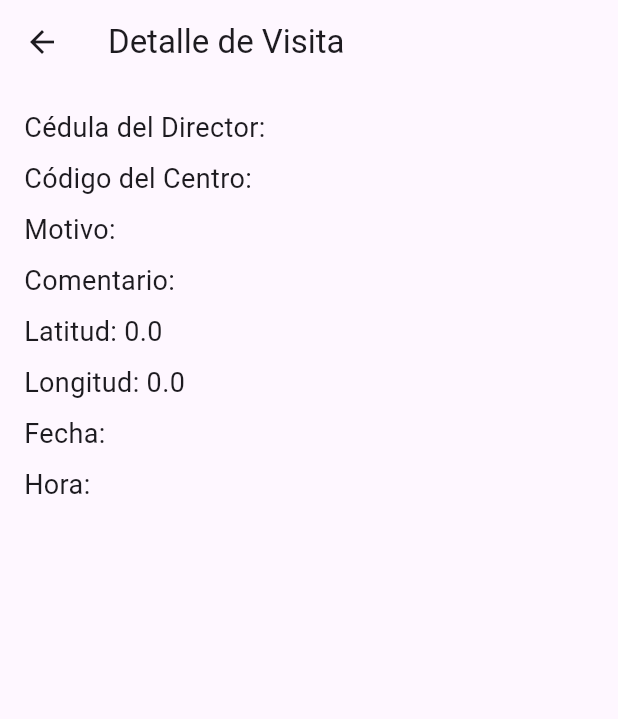
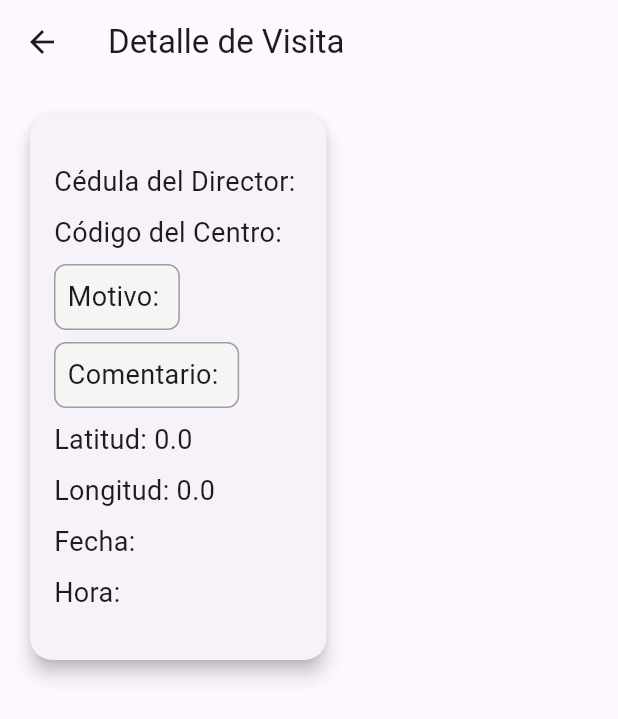
Before and after one commit to RoaMrx12/Final-APP, a Flutter app: the DetalleVisitaPage screen opened directly with empty values, on a phone screen of 412 x 824 dp. Shown: the top 719 px of the screen. Run offline on Flutter 3.47's test engine with Material 3 defaults, Android fonts, the phone set to English and light mode, and no system bars; our stand-ins replace audioplayers, geolocator, image_picker, permission_handler, sqflite, youtube_player_flutter; missing offline and left inert: record; accounts and stored records are empty.

Commit message:
cambios en registros de visitas y ver detalles de visitas

```diff
--- a/centro/lib/models/detalleVisita.dart
+++ b/centro/lib/models/visitas/detalleVisita.dart
@@ -30,18 +30,18 @@ class DetalleVisita {
   });
 
   factory DetalleVisita.fromMap(Map<String, dynamic> json) => DetalleVisita(
-    id: json["id"],
+    id: json["id"] != null ? int.tryParse(json["id"].toString()) : null,
     cedulaDirector: json["cedula_director"],
     codigoCentro: json["codigo_centro"],
     motivo: json["motivo"],
     fotoEvidenciaPath: json["foto_evidencia"],
     comentario: json["comentario"],
     notaVozPath: json["nota_voz"],
-    latitud: json["latitud"],
-    longitud: json["longitud"],
+    latitud: json["latitud"] is String ? double.parse(json["latitud"]) : json["latitud"],
+    longitud: json["longitud"] is String ? double.parse(json["longitud"]) : json["longitud"],
     fecha: json["fecha"],
     hora: json["hora"],
-    usuarioId: json["usuario_id"],
+    usuarioId: int.parse(json["usuario_id"].toString()),
   );
 
   Map<String, dynamic> toMap() => {
--- a/centro/lib/models/visita.dart
+++ b/centro/lib/models/visitas/visita.dart
@@ -30,7 +30,7 @@ class Visita {
   });
 
   factory Visita.fromMap(Map<String, dynamic> json) => Visita(
-  id: json["id"],
+    id: json["id"] is int ? json["id"] : int.tryParse(json["id"] ?? '0'),
     cedulaDirector: json["cedulaDirector"],
     codigoCentro: json["codigoCentro"],
     motivo: json["motivo"],
--- a/centro/lib/pages/info/clima_page.dart
+++ b/centro/lib/pages/info/clima_page.dart
@@ -77,7 +77,7 @@ class _ClimaPageState extends State<ClimaPage> {
                       mainAxisAlignment: MainAxisAlignment.center,
                       children: [
                         Icon(
-                          _weatherIcon ?? Icons.cloud,
+                          Icons.cloud,
                           size: 100,
                           color: Colors.blueAccent,
                         ),
--- a/centro/lib/pages/login/recuperar_clave_page.dart
+++ b/centro/lib/pages/login/recuperar_clave_page.dart
@@ -1,4 +1,4 @@
-import 'package:centro/models/recuperar_clave_request.dart';
+import 'package:centro/models/requests/recuperar_clave_request.dart';
 import 'package:centro/services/api_service.dart';
 import 'package:flutter/material.dart';
 import 'package:http/http.dart' as http;
--- a/centro/lib/pages/visitas/detalle_visita.dart
+++ b/centro/lib/pages/visitas/detalle_visita.dart
@@ -1,7 +1,8 @@
-import 'package:centro/models/detalleVisita.dart';
+import 'package:centro/models/visitas/detalleVisita.dart';
 import 'package:flutter/material.dart';
 import 'package:audioplayers/audioplayers.dart';
 import 'dart:io';
+import 'package:permission_handler/permission_handler.dart';
 
 class DetalleVisitaPage extends StatelessWidget {
   final DetalleVisita detalleVisita;
@@ -19,6 +20,34 @@ class DetalleVisitaPage extends StatelessWidget {
       body: Padding(
         padding: const EdgeInsets.all(16.0),
         child: SingleChildScrollView(
+          child: Card(
+            elevation: 5,
+            shape: RoundedRectangleBorder(
+              borderRadius: BorderRadius.circular(15.0),
+            ),
+            child: Column(
+              crossAxisAlignment: CrossAxisAlignment.start,
+              children: [
+                if (detalleVisita.fotoEvidenciaPath != null && detalleVisita.fotoEvidenciaPath!.isNotEmpty)
+                  LayoutBuilder(
+                    builder: (context, constraints) {
+                      return Container(
+                        width: constraints.maxWidth,
+                        child: Image.file(
+                          File(detalleVisita.fotoEvidenciaPath!),
+                          fit: BoxFit.cover,
+                          errorBuilder: (BuildContext context, Object error, StackTrace? stackTrace) {
+                            return Center(
+                              child: Icon(Icons.picture_in_picture, size: 100, color: Colors.grey),
+                            );
+                          },
+                        ),
+                      );
+                    },
+                  ),
+                SizedBox(height: 16),
+                Padding(
+                  padding: const EdgeInsets.all(16.0),
                   child: Column(
                     crossAxisAlignment: CrossAxisAlignment.start,
                     children: [
@@ -26,9 +55,25 @@ class DetalleVisitaPage extends StatelessWidget {
                       SizedBox(height: 8),
                       Text('Código del Centro: ${detalleVisita.codigoCentro}', style: TextStyle(fontSize: 18)),
                       SizedBox(height: 8),
-              Text('Motivo: ${detalleVisita.motivo}', style: TextStyle(fontSize: 18)),
+                      Container(
+                        padding: const EdgeInsets.all(8.0),
+                        decoration: BoxDecoration(
+                          color: Colors.grey[100],
+                          borderRadius: BorderRadius.circular(8.0),
+                          border: Border.all(color: Colors.grey),
+                        ),
+                        child: Text('Motivo: ${detalleVisita.motivo}', style: TextStyle(fontSize: 18)),
+                      ),
                       SizedBox(height: 8),
-              Text('Comentario: ${detalleVisita.comentario}', style: TextStyle(fontSize: 18)),
+                      Container(
+                        padding: const EdgeInsets.all(8.0),
+                        decoration: BoxDecoration(
+                          color: Colors.grey[100],
+                          borderRadius: BorderRadius.circular(8.0),
+                          border: Border.all(color: Colors.grey),
+                        ),
+                        child: Text('Comentario: ${detalleVisita.comentario}', style: TextStyle(fontSize: 18)),
+                      ),
                       SizedBox(height: 8),
                       Text('Latitud: ${detalleVisita.latitud}', style: TextStyle(fontSize: 18)),
                       SizedBox(height: 8),
@@ -38,17 +83,29 @@ class DetalleVisitaPage extends StatelessWidget {
                       SizedBox(height: 8),
                       Text('Hora: ${detalleVisita.hora}', style: TextStyle(fontSize: 18)),
                       SizedBox(height: 16),
-              if (detalleVisita.fotoEvidenciaPath != null && detalleVisita.fotoEvidenciaPath!.isNotEmpty)
-                Image.file(File(detalleVisita.fotoEvidenciaPath!), height: 200),
-              SizedBox(height: 16),
                       if (detalleVisita.notaVozPath != null && detalleVisita.notaVozPath!.isNotEmpty)
-                ElevatedButton(
+                        Center(
+                          child: ElevatedButton(
                             onPressed: () async {
+                              final file = File(detalleVisita.notaVozPath!);
+                              if (await file.exists()) {
+                                // Solicitar permisos antes de reproducir
+                                await Permission.storage.request();
                                 await audioPlayer.play(DeviceFileSource(detalleVisita.notaVozPath!));
+                              } else {
+                                ScaffoldMessenger.of(context).showSnackBar(
+                                  SnackBar(content: Text('El archivo de audio no se encuentra.')),
+                                );
+                              }
                             },
                             child: Text('Reproducir Nota de Voz'),
                           ),
+                        ),
                     ],
+                  ),
+                ),
+              ],
+            ),
           ),
         ),
       ),
--- a/centro/lib/pages/visitas/registro_visita.dart
+++ b/centro/lib/pages/visitas/registro_visita.dart
@@ -4,7 +4,7 @@ import 'package:image_picker/image_picker.dart';
 import 'package:intl/intl.dart';
 import 'package:path_provider/path_provider.dart';
 import 'package:record/record.dart';
-import 'package:centro/models/visita.dart';
+import 'package:centro/models/visitas/visita.dart';
 import 'package:centro/services/api_service.dart';
 import 'package:centro/services/db_service.dart';
 import 'package:centro/services/location_service.dart';
--- a/centro/lib/services/db_service.dart
+++ b/centro/lib/services/db_service.dart
@@ -2,7 +2,7 @@ import 'package:sqflite/sqflite.dart';
 import 'package:path/path.dart';
 import 'package:path_provider/path_provider.dart';
 import 'dart:io';
-import '../models/visita.dart';
+import '../models/visitas/visita.dart';
 
 class DatabaseService {
   static final DatabaseService _instance = DatabaseService._internal();
--- a/centro/lib/widgets/base_page.dart
+++ b/centro/lib/widgets/base_page.dart
@@ -61,7 +61,6 @@ class BasePage extends StatelessWidget {
             leading: Icon(Icons.cloud),
             title: Text('Clima'),
             onTap: () {
-              SesionActual.logout();
               Navigator.pushReplacementNamed(context, '/clima');
             },
           ),
@@ -69,7 +68,6 @@ class BasePage extends StatelessWidget {
             leading: Icon(Icons.newspaper),
             title: Text('Noticias'),
             onTap: () {
-              SesionActual.logout();
               Navigator.pushReplacementNamed(context, '/noticias');
             },
           ),
@@ -77,7 +75,6 @@ class BasePage extends StatelessWidget {
             leading: Icon(Icons.video_collection),
             title: Text('Videos'),
             onTap: () {
-              SesionActual.logout();
               Navigator.pushReplacementNamed(context, '/videos');
             },
           ),
```
Also changed, not shown: centro/lib/models/models.dart (+4 -4 lines), centro/lib/models/situacion.dart (deleted, +0 -49 lines), centro/lib/models/visitas/situacion.dart (added, +68 -0 lines), centro/lib/pages/visitas/visitas_registradas.dart (+23 -10 lines), centro/lib/services/api_service.dart (+3 -5 lines), centro/lib/widgets/visita_card.dart (+5 -15 lines), centro/lib/models/requests/cambiar_clave_request.dart (renamed from centro/lib/models/cambiar_clave_request.dart), centro/lib/models/requests/login_request.dart (renamed from centro/lib/models/login_request.dart), centro/lib/models/requests/recuperar_clave_request.dart (renamed from centro/lib/models/recuperar_clave_request.dart), centro/lib/models/requests/situacion_request.dart (renamed from centro/lib/models/situacion_request.dart). Lines whose indentation alone changed are shown as unchanged.
